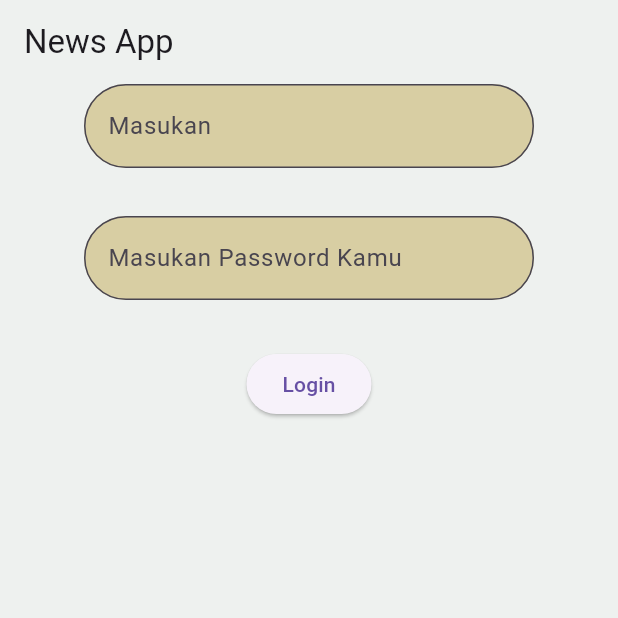
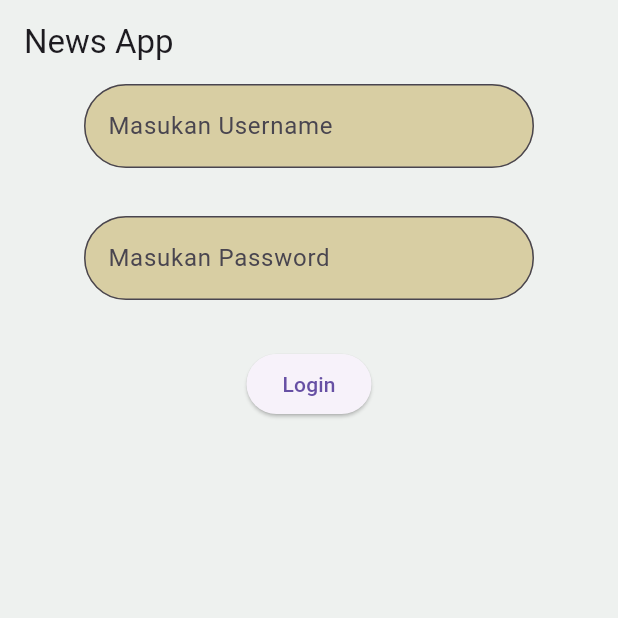
Before and after one commit to qnshafirahub/News-Article-App, a Flutter app: the screen it shows after launch, on a phone screen of 412 x 824 dp, the top half of it. Run offline on Flutter 3.47's test engine with Material 3 defaults, Android fonts, the phone set to English and light mode, and no system bars.

Commit message:
Oct 7, 2026, 12:34 PM

```diff
--- a/lib/loginpage.dart
+++ b/lib/loginpage.dart
@@ -35,7 +35,7 @@ class _LoginPageState extends State<LoginPage> {
               child: TextFormField(
                 decoration: InputDecoration(
                   fillColor: const Color.fromARGB(255, 216, 206, 163),
-                  hintText: 'Masukan ',
+                  hintText: 'Masukan Username',
                   filled: true,
                   border: OutlineInputBorder(
                     borderRadius: BorderRadius.all(
@@ -62,7 +62,7 @@ class _LoginPageState extends State<LoginPage> {
             child: TextFormField(
               decoration: InputDecoration(
                 fillColor: const Color.fromARGB(255, 216, 206, 163),
-                hintText: 'Masukan Password Kamu',
+                hintText: 'Masukan Password',
                 filled: true,
                 border: OutlineInputBorder(
                   borderRadius: BorderRadius.all(
```
